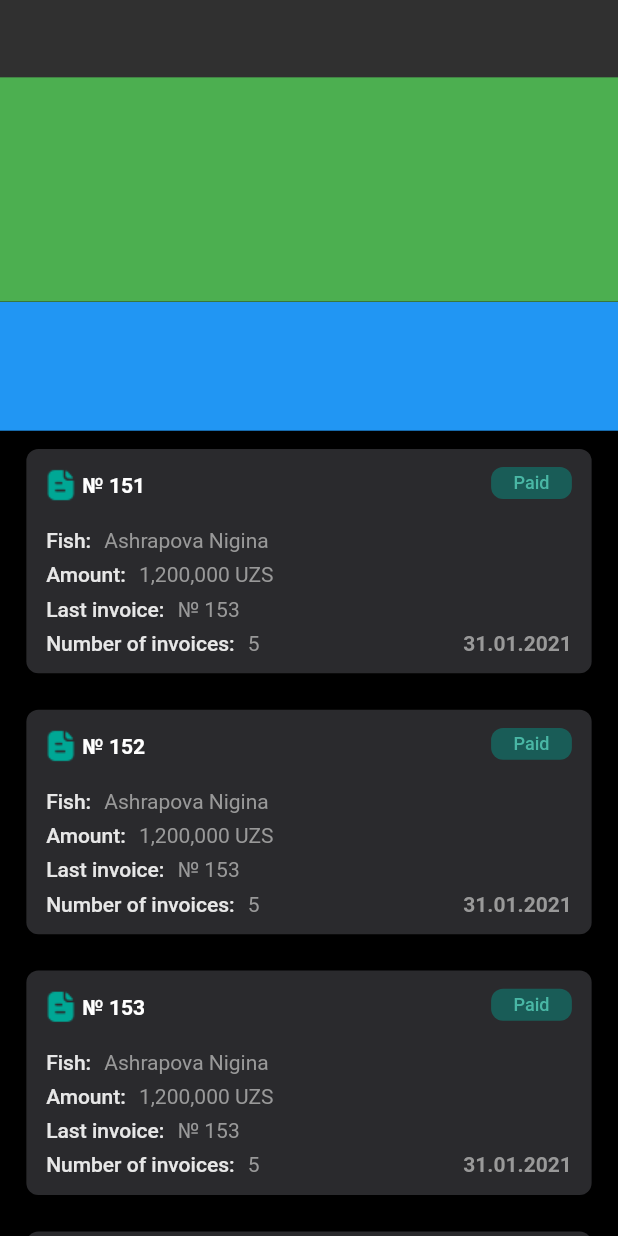
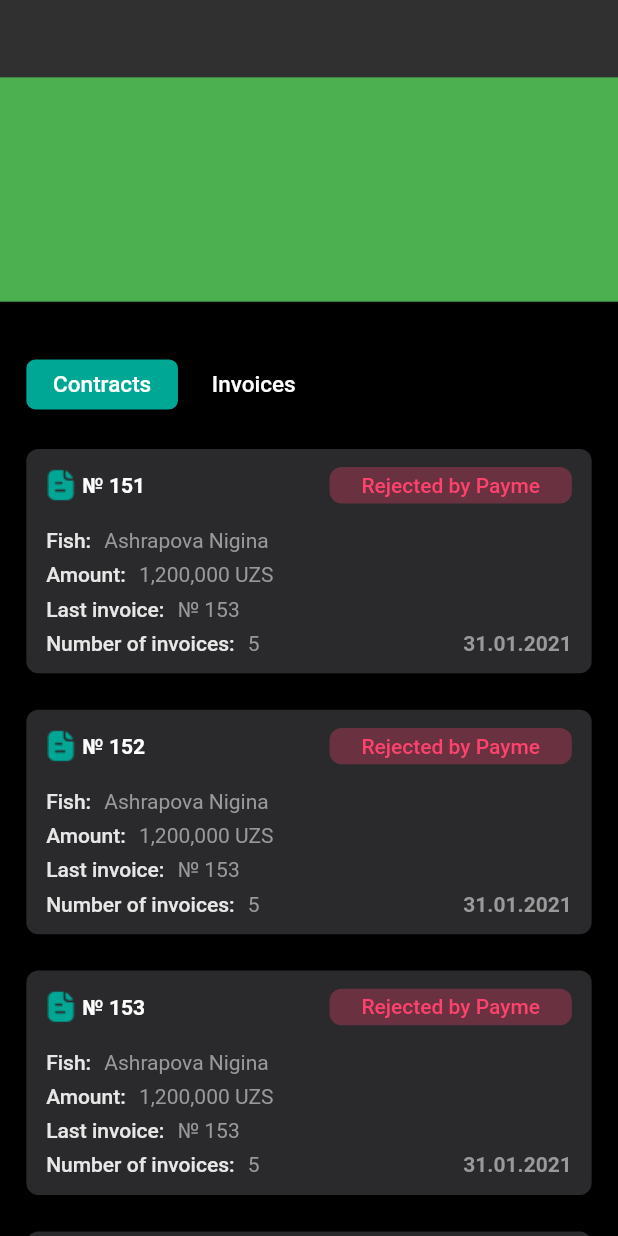
Before and after one commit to Yusuf-bek/IBilling, a Flutter app: the screen it shows after launch, on a phone screen of 412 x 824 dp. Run offline on Flutter 3.47's test engine with Material 2 defaults, Android fonts, the phone set to English and light mode, and no system bars.

Commit message:
added contract status widgetGenerator, worked sections(Contracts,Invoices)

```diff
--- a/lib/core/constants/my_colors.dart
+++ b/lib/core/constants/my_colors.dart
@@ -5,5 +5,4 @@ class MyColors {
   static const Color inProcess = Color(0xFFFDAB2A);
   static const Color rejectedBy = Color(0xFFFF426D);
   static const Color contractContainerDark = Color(0xFF2A2A2D);
-
 }
--- a/lib/core/constants/text_styles.dart
+++ b/lib/core/constants/text_styles.dart
@@ -1,4 +1,5 @@
 import 'package:flutter/material.dart';
+import 'package:ibilling/core/constants/my_colors.dart';
 
 abstract class MyTextStyles {
   MyTextStyles();
@@ -25,8 +26,18 @@ class ContractContainerTextStyles extends MyTextStyles {
   );
 
   static const TextStyle statusPaid = TextStyle(
-    color: Color(0xFF49B7A5),
+    color: MyColors.lightGreen,
     fontSize: 12,
+    fontWeight: FontWeight.w500,
+  );
+  static const TextStyle statusInProcess = TextStyle(
+    color: MyColors.inProcess,
+    fontSize: 14,
+    fontWeight: FontWeight.w500,
+  );
+  static const TextStyle statusRejected = TextStyle(
+    color: MyColors.rejectedBy,
+    fontSize: 14,
     fontWeight: FontWeight.w500,
   );
 
--- /dev/null
+++ b/lib/core/widgets/contract_status_widget.dart
@@ -0,0 +1,76 @@
+import 'package:flutter/material.dart';
+import 'package:ibilling/core/components/size_config/size_config.dart';
+import 'package:ibilling/core/constants/my_colors.dart';
+import 'package:ibilling/core/constants/text_styles.dart';
+
+class ContractStatusWidget {
+  static Container getWidget(
+    String status,) {
+    switch (status) {
+      case "paid":
+        return Container(
+          width: getWidth(49),
+          height: getHeight(21),
+          decoration: BoxDecoration(
+            color: MyColors.lightGreen.withOpacity(0.3),
+            borderRadius: BorderRadius.circular(8),
+          ),
+          child: const Center(
+            child: Text(
+              "Paid",
+              style: ContractContainerTextStyles.statusPaid,
+            ),
+          ),
+        );
+
+      case "inprocess":
+        return Container(
+          width: getWidth(90),
+          height: getHeight(24),
+          decoration: BoxDecoration(
+            color: MyColors.inProcess.withOpacity(0.3),
+            borderRadius: BorderRadius.circular(8),
+          ),
+          child: const Center(
+            child: Text(
+              "In process",
+              style: ContractContainerTextStyles.statusInProcess,
+            ),
+          ),
+        );
+
+      case "rejectedIQ":
+        return Container(
+          width: getWidth(119),
+          height: getHeight(24),
+          decoration: BoxDecoration(
+            color: MyColors.rejectedBy.withOpacity(0.3),
+            borderRadius: BorderRadius.circular(8),
+          ),
+          child: const Center(
+            child: Text(
+              "Rejected by IQ",
+              style: ContractContainerTextStyles.statusRejected,
+            ),
+          ),
+        );
+
+      case "rejectedPayme":
+        return Container(
+          width: getWidth(147),
+          height: getHeight(24),
+          decoration: BoxDecoration(
+            color: MyColors.rejectedBy.withOpacity(0.3),
+            borderRadius: BorderRadius.circular(8),
+          ),
+          child: const Center(
+            child: Text(
+              "Rejected by Payme",
+              style: ContractContainerTextStyles.statusRejected,
+            ),
+          ),
+        );
+    }
+    return Container();
+  }
+}
--- a/lib/core/widgets/contract_widget.dart
+++ b/lib/core/widgets/contract_widget.dart
@@ -9,6 +9,7 @@ class ContractWidget extends StatelessWidget {
   String amount;
   int lastInvoice;
   int numberOfInvoices;
+  Container statusContainer;
   ContractWidget({
     Key? key,
     required this.index,
@@ -16,6 +17,7 @@ class ContractWidget extends StatelessWidget {
     required this.amount,
     required this.lastInvoice,
     required this.numberOfInvoices,
+    required this.statusContainer,
   }) : super(key: key);
 
   @override
@@ -57,20 +59,7 @@ class ContractWidget extends StatelessWidget {
           Positioned(
             right: getWidth(12),
             top: getHeight(12),
-            child: Container(
-              width: getWidth(49),
-              height: getHeight(21),
-              decoration: BoxDecoration(
-                color: MyColors.lightGreen.withOpacity(0.4),
-                borderRadius: BorderRadius.circular(8),
-              ),
-              child: const Center(
-                child: Text(
-                  "Paid",
-                  style: ContractContainerTextStyles.statusPaid,
-                ),
-              ),
-            ),
+            child: statusContainer,
           ),
 
           // Date
@@ -98,8 +87,13 @@ class ContractWidget extends StatelessWidget {
                   ),
                   generateInfoRow(key: "Fish:", value: fish),
                   generateInfoRow(key: "Amount:", value: amount),
-                  generateInfoRow(key: "Last invoice:", value: "№ $lastInvoice",),
-                  generateInfoRow(key: "Number of invoices:", value: numberOfInvoices.toString()),
+                  generateInfoRow(
+                    key: "Last invoice:",
+                    value: "№ $lastInvoice",
+                  ),
+                  generateInfoRow(
+                      key: "Number of invoices:",
+                      value: numberOfInvoices.toString()),
                 ],
               ),
             ),
--- a/lib/src/screens/contracts/contracts_page.dart
+++ b/lib/src/screens/contracts/contracts_page.dart
@@ -1,5 +1,7 @@
 import 'package:flutter/material.dart';
 import 'package:ibilling/core/components/size_config/size_config.dart';
+import 'package:ibilling/core/constants/my_colors.dart';
+import 'package:ibilling/core/widgets/contract_status_widget.dart';
 import 'package:ibilling/core/widgets/contract_widget.dart';
 
 class ContractsPage extends StatelessWidget {
@@ -82,13 +84,72 @@ class ContractsPage extends StatelessWidget {
                   itemBuilder: (context, index) {
                     if (index == 0) {
                       return Container(
-                        color: Colors.blue,
+                        color: Colors.black,
                         height: getHeight(85),
                         width: MediaQuery.of(context).size.width,
+                        margin: EdgeInsets.only(
+                          left: getWidth(16),
+                          right: getWidth(16),
+                        ),
+                        child: Padding(
+                          padding: EdgeInsets.only(
+                            top: getHeight(32),
+                            bottom: getHeight(8),
+                          ),
+                          child: Row(
+                            children: [
+                              InkWell(
+                                child: Container(
+                                  width: getWidth(92),
+                                  height: getHeight(33),
+                                  decoration: BoxDecoration(
+                                    color: MyColors.lightGreen,
+                                    borderRadius: BorderRadius.circular(6),
+                                  ),
+                                  child: const Center(
+                                    child: Text(
+                                      "Contracts",
+                                      style: TextStyle(
+                                        fontSize: 15,
+                                        fontWeight: FontWeight.w500,
+                                      ),
+                                    ),
+                                  ),
+                                ),
+                              ),
+                              InkWell(
+                                child: Container(
+                                  width: getWidth(92),
+                                  height: getHeight(33),
+                                  decoration: BoxDecoration(
+                                    color: Colors.black,
+                                    borderRadius: BorderRadius.circular(6),
+                                  ),
+                                  child: const Center(
+                                    child: Text(
+                                      "Invoices",
+                                      style: TextStyle(
+                                        fontSize: 15,
+                                        fontWeight: FontWeight.w500,
+                                      ),
+                                    ),
+                                  ),
+                                ),
+                              ),
+                            ],
+                          ),
+                        ),
                       );
                     }
 
-                    return ContractWidget(index: index, fish: "Ashrapova Nigina" ,amount:  "1,200,000 UZS",lastInvoice: 153, numberOfInvoices: 5,);
+                    return ContractWidget(
+                      index: index,
+                      fish: "Ashrapova Nigina",
+                      amount: "1,200,000 UZS",
+                      lastInvoice: 153,
+                      numberOfInvoices: 5,
+                      statusContainer: ContractStatusWidget.getWidget("rejectedPayme"),
+                    );
                   }),
             ),
           ),
```
Also changed, not shown: flutter_01.png (added).
